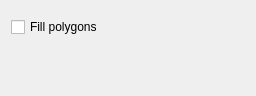
Qt form src/qt-widgets/TopologyGeometryResolverLayerOptionsWidgetUi.ui (GPlates/GPlates) before a commit.
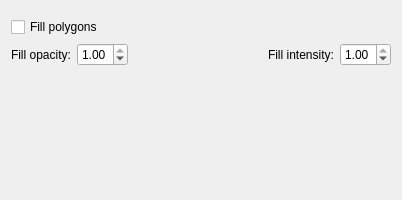
The same form after that commit.

Commit message: (trunk) Topology geometry layers also support fill opacity/intensity (similar to reconstructed geometries layer).

```diff
--- a/src/qt-widgets/TopologyGeometryResolverLayerOptionsWidgetUi.ui
+++ b/src/qt-widgets/TopologyGeometryResolverLayerOptionsWidgetUi.ui
@@ -6,8 +6,8 @@
    <rect>
     <x>0</x>
     <y>0</y>
-    <width>256</width>
-    <height>96</height>
+    <width>402</width>
+    <height>200</height>
    </rect>
   </property>
   <layout class="QVBoxLayout" name="verticalLayout">
@@ -21,6 +21,63 @@
      </property>
     </widget>
    </item>
+   <item>
+    <layout class="QHBoxLayout" name="fill_opacity_intensity_layout">
+     <item>
+      <widget class="QLabel" name="fill_opacity_label">
+       <property name="text">
+        <string>Fill opacity:</string>
+       </property>
+      </widget>
+     </item>
+     <item>
+      <widget class="QDoubleSpinBox" name="fill_opacity_spinbox">
+       <property name="maximum">
+        <double>1.000000000000000</double>
+       </property>
+       <property name="singleStep">
+        <double>0.040000000000000</double>
+       </property>
+       <property name="value">
+        <double>1.000000000000000</double>
+       </property>
+      </widget>
+     </item>
+     <item>
+      <spacer name="horizontalSpacer">
+       <property name="orientation">
+        <enum>Qt::Horizontal</enum>
+       </property>
+       <property name="sizeHint" stdset="0">
+        <size>
+         <width>40</width>
+         <height>20</height>
+        </size>
+       </property>
+      </spacer>
+     </item>
+     <item>
+      <widget class="QLabel" name="fill_intensity_label">
+       <property name="text">
+        <string>Fill intensity:</string>
+       </property>
+      </widget>
+     </item>
+     <item>
+      <widget class="QDoubleSpinBox" name="fill_intensity_spinbox">
+       <property name="maximum">
+        <double>1.000000000000000</double>
+       </property>
+       <property name="singleStep">
+        <double>0.040000000000000</double>
+       </property>
+       <property name="value">
+        <double>1.000000000000000</double>
+       </property>
+      </widget>
+     </item>
+    </layout>
+   </item>
    <item>
     <spacer name="verticalSpacer">
      <property name="orientation">
```
The commit also changes 4 other files.
